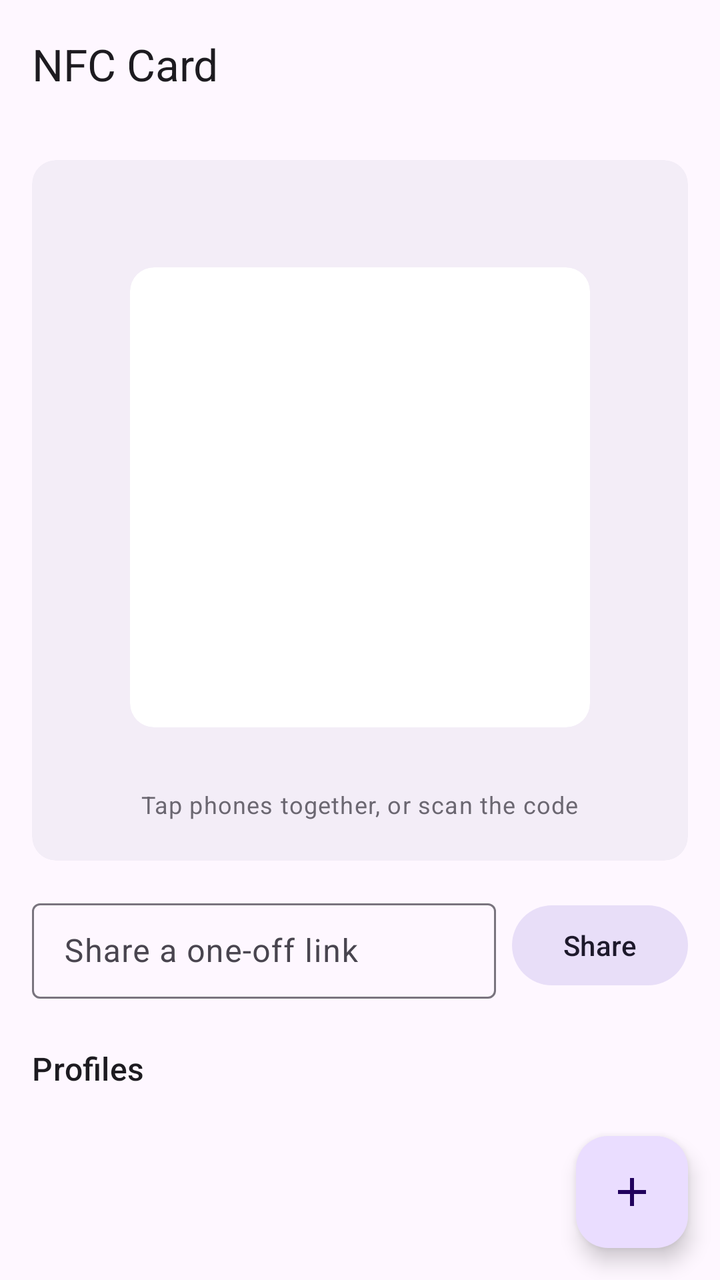
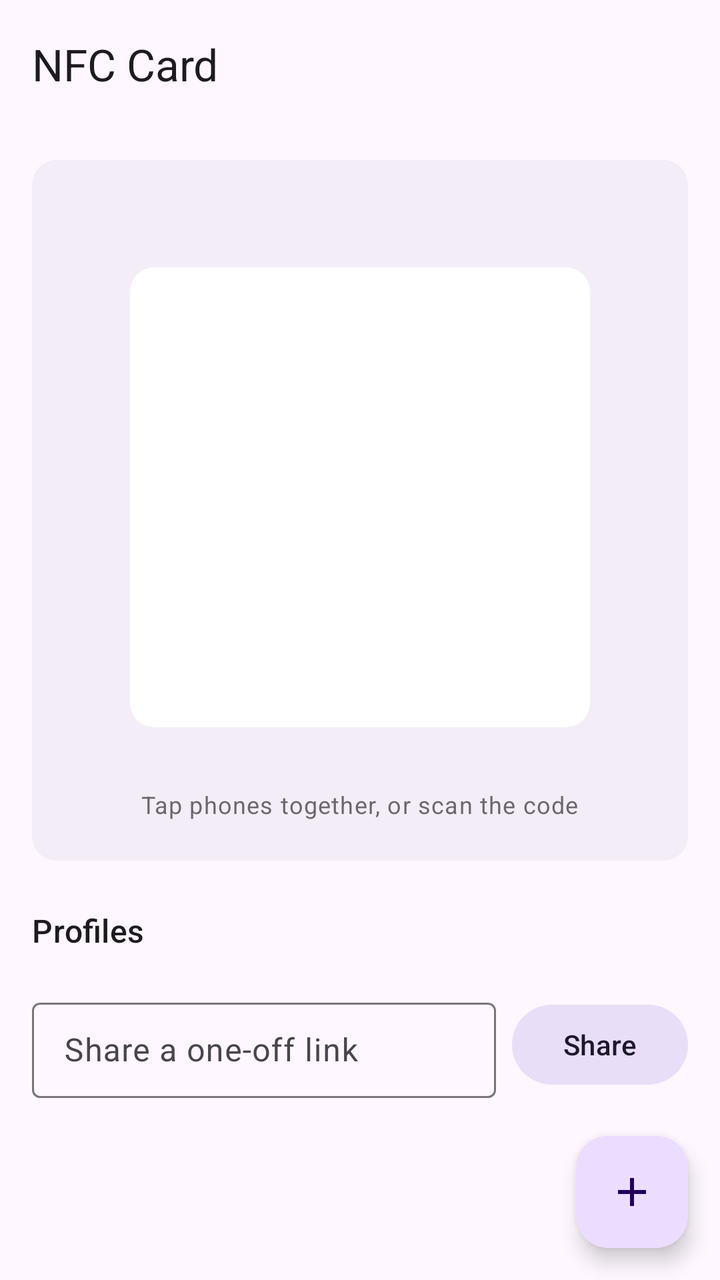

An Android layout rendered at two revisions. The XML below is the earlier revision; the diff shows what the commit changed to produce the second picture.
<!-- AndroidManifest.xml: application theme Theme.NFCCard -->
<!-- res/layout/activity_main.xml -->
<?xml version="1.0" encoding="utf-8"?>
<androidx.coordinatorlayout.widget.CoordinatorLayout xmlns:android="http://schemas.android.com/apk/res/android"
    xmlns:app="http://schemas.android.com/apk/res-auto"
    android:layout_width="match_parent"
    android:layout_height="match_parent">

    <com.google.android.material.appbar.AppBarLayout
        android:layout_width="match_parent"
        android:layout_height="wrap_content">

        <com.google.android.material.appbar.MaterialToolbar
            android:layout_width="match_parent"
            android:layout_height="?attr/actionBarSize"
            app:title="@string/app_name" />
    </com.google.android.material.appbar.AppBarLayout>

    <androidx.core.widget.NestedScrollView
        android:layout_width="match_parent"
        android:layout_height="match_parent"
        android:fillViewport="true"
        app:layout_behavior="@string/appbar_scrolling_view_behavior">

        <LinearLayout
            android:layout_width="match_parent"
            android:layout_height="wrap_content"
            android:orientation="vertical"
            android:paddingHorizontal="16dp"
            android:paddingTop="16dp"
            android:paddingBottom="96dp"
            android:clipToPadding="false">

            <TextView
                android:id="@+id/nfc_warning"
                android:layout_width="match_parent"
                android:layout_height="wrap_content"
                android:layout_marginBottom="12dp"
                android:textColor="?attr/colorError"
                android:textAppearance="?attr/textAppearanceBodyMedium"
                android:visibility="gone" />

            <com.google.android.material.card.MaterialCardView
                android:layout_width="match_parent"
                android:layout_height="wrap_content"
                app:cardElevation="0dp"
                app:strokeWidth="0dp"
                app:cardBackgroundColor="?attr/colorSurfaceContainer">

                <LinearLayout
                    android:layout_width="match_parent"
                    android:layout_height="wrap_content"
                    android:orientation="vertical"
                    android:gravity="center_horizontal"
                    android:padding="20dp">

                    <LinearLayout
                        android:layout_width="wrap_content"
                        android:layout_height="wrap_content"
                        android:orientation="horizontal"
                        android:gravity="center_vertical">

                        <TextView
                            android:id="@+id/active_label"
                            android:layout_width="wrap_content"
                            android:layout_height="wrap_content"
                            android:textAppearance="?attr/textAppearanceTitleMedium" />

                        <ImageButton
                            android:id="@+id/clear_one_off"
                            android:layout_width="32dp"
                            android:layout_height="32dp"
                            android:layout_marginStart="4dp"
                            android:background="?attr/selectableItemBackgroundBorderless"
                            android:contentDescription="@string/clear_one_off"
                            android:src="@drawable/ic_close"
                            app:tint="?attr/colorOnSurfaceVariant"
                            android:visibility="gone" />
                    </LinearLayout>

                    <com.google.android.material.card.MaterialCardView
                        android:layout_width="wrap_content"
                        android:layout_height="wrap_content"
                        android:layout_marginTop="12dp"
                        app:cardBackgroundColor="@android:color/white"
                        app:cardCornerRadius="12dp"
                        app:cardElevation="0dp"
                        app:strokeWidth="0dp"
                        app:contentPadding="10dp">

                        <ImageView
                            android:id="@+id/qr_image"
                            android:layout_width="210dp"
                            android:layout_height="210dp"
                            android:contentDescription="@string/qr_desc" />
                    </com.google.android.material.card.MaterialCardView>

                    <TextView
                        android:id="@+id/current_url"
                        android:layout_width="match_parent"
                        android:layout_height="wrap_content"
                        android:layout_marginTop="10dp"
                        android:gravity="center"
                        android:maxLines="2"
                        android:ellipsize="middle"
                        android:textAppearance="?attr/textAppearanceBodySmall"
                        android:textColor="?attr/colorOnSurfaceVariant" />

                    <TextView
                        android:id="@+id/tap_hint"
                        android:layout_width="wrap_content"
                        android:layout_height="wrap_content"
                        android:layout_marginTop="4dp"
                        android:text="@string/tap_hint"
                        android:textAppearance="?attr/textAppearanceBodySmall"
                        android:textColor="?attr/colorOnSurfaceVariant"
                        android:alpha="0.8" />
                </LinearLayout>
            </com.google.android.material.card.MaterialCardView>

            <LinearLayout
                android:layout_width="match_parent"
                android:layout_height="wrap_content"
                android:layout_marginTop="16dp"
                android:orientation="horizontal"
                android:gravity="center_vertical">

                <com.google.android.material.textfield.TextInputLayout
                    android:id="@+id/one_off_layout"
                    style="@style/Widget.Material3.TextInputLayout.OutlinedBox.Dense"
                    android:layout_width="0dp"
                    android:layout_height="wrap_content"
                    android:layout_weight="1"
                    android:hint="@string/one_off_hint">

                    <com.google.android.material.textfield.TextInputEditText
                        android:id="@+id/one_off_input"
                        android:layout_width="match_parent"
                        android:layout_height="wrap_content"
                        android:imeOptions="actionGo"
                        android:inputType="textUri"
                        android:maxLines="1" />
                </com.google.android.material.textfield.TextInputLayout>

                <com.google.android.material.button.MaterialButton
                    android:id="@+id/one_off_share"
                    style="@style/Widget.Material3.Button.TonalButton"
                    android:layout_width="wrap_content"
                    android:layout_height="wrap_content"
                    android:layout_marginStart="8dp"
                    android:text="@string/share" />
            </LinearLayout>

            <TextView
                android:layout_width="wrap_content"
                android:layout_height="wrap_content"
                android:layout_marginTop="24dp"
                android:layout_marginBottom="4dp"
                android:text="@string/profiles"
                android:textAppearance="?attr/textAppearanceTitleMedium" />

            <TextView
                android:id="@+id/empty_view"
                android:layout_width="match_parent"
                android:layout_height="wrap_content"
                android:layout_marginTop="8dp"
                android:text="@string/empty_profiles"
                android:textAppearance="?attr/textAppearanceBodyMedium"
                android:textColor="?attr/colorOnSurfaceVariant"
                android:visibility="gone" />

            <androidx.recyclerview.widget.RecyclerView
                android:id="@+id/profile_list"
                android:layout_width="match_parent"
                android:layout_height="wrap_content"
                android:nestedScrollingEnabled="false" />
        </LinearLayout>
    </androidx.core.widget.NestedScrollView>

    <com.google.android.material.floatingactionbutton.FloatingActionButton
        android:id="@+id/fab"
        android:layout_width="wrap_content"
        android:layout_height="wrap_content"
        android:layout_gravity="bottom|end"
        android:layout_margin="16dp"
        android:contentDescription="@string/add_profile"
        android:src="@drawable/ic_add" />
</androidx.coordinatorlayout.widget.CoordinatorLayout>
<!-- resources referenced by this layout -->
<resources>
  <!-- drawable ic_add (drawable) -->
  <?xml version="1.0" encoding="utf-8"?>
  <vector xmlns:android="http://schemas.android.com/apk/res/android"
      android:width="24dp"
      android:height="24dp"
      android:viewportWidth="24"
      android:viewportHeight="24">
      <path
          android:fillColor="#FF000000"
          android:pathData="M19,13h-6v6h-2v-6H5v-2h6V5h2v6h6v2z" />
  </vector>
  <!-- drawable ic_close (drawable) -->
  <?xml version="1.0" encoding="utf-8"?>
  <vector xmlns:android="http://schemas.android.com/apk/res/android"
      android:width="24dp"
      android:height="24dp"
      android:viewportWidth="24"
      android:viewportHeight="24">
      <path
          android:fillColor="#FF000000"
          android:pathData="M19,6.41L17.59,5 12,10.59 6.41,5 5,6.41 10.59,12 5,17.59 6.41,19 12,13.41 17.59,19 19,17.59 13.41,12z" />
  </vector>
  <string name="add_profile">Add profile</string>
  <string name="app_name">NFC Card</string>
  <string name="clear_one_off">Stop sharing one-off link</string>
  <string name="empty_profiles">No profiles yet. Tap + to add LinkedIn, WhatsApp, or any link.\nTap a profile to share it; long-press to edit.</string>
  <string name="one_off_hint">Share a one-off link</string>
  <string name="profiles">Profiles</string>
  <string name="qr_desc">QR code of the shared link</string>
  <string name="share">Share</string>
  <string name="tap_hint">Tap phones together, or scan the code</string>
  <style name="Theme.NFCCard" parent="Theme.Material3.DayNight.NoActionBar" />
</resources>

<!-- the commit's change to res/layout/activity_main.xml (unified diff, before → after) -->
@@ -116,6 +116,30 @@
                 </LinearLayout>
             </com.google.android.material.card.MaterialCardView>
 
+            <TextView
+                android:layout_width="wrap_content"
+                android:layout_height="wrap_content"
+                android:layout_marginTop="24dp"
+                android:layout_marginBottom="4dp"
+                android:text="@string/profiles"
+                android:textAppearance="?attr/textAppearanceTitleMedium" />
+
+            <TextView
+                android:id="@+id/empty_view"
+                android:layout_width="match_parent"
+                android:layout_height="wrap_content"
+                android:layout_marginTop="8dp"
+                android:text="@string/empty_profiles"
+                android:textAppearance="?attr/textAppearanceBodyMedium"
+                android:textColor="?attr/colorOnSurfaceVariant"
+                android:visibility="gone" />
+
+            <androidx.recyclerview.widget.RecyclerView
+                android:id="@+id/profile_list"
+                android:layout_width="match_parent"
+                android:layout_height="wrap_content"
+                android:nestedScrollingEnabled="false" />
+
             <LinearLayout
                 android:layout_width="match_parent"
                 android:layout_height="wrap_content"
@@ -148,30 +172,6 @@
                     android:layout_marginStart="8dp"
                     android:text="@string/share" />
             </LinearLayout>
-
-            <TextView
-                android:layout_width="wrap_content"
-                android:layout_height="wrap_content"
-                android:layout_marginTop="24dp"
-                android:layout_marginBottom="4dp"
-                android:text="@string/profiles"
-                android:textAppearance="?attr/textAppearanceTitleMedium" />
-
-            <TextView
-                android:id="@+id/empty_view"
-                android:layout_width="match_parent"
-                android:layout_height="wrap_content"
-                android:layout_marginTop="8dp"
-                android:text="@string/empty_profiles"
-                android:textAppearance="?attr/textAppearanceBodyMedium"
-                android:textColor="?attr/colorOnSurfaceVariant"
-                android:visibility="gone" />
-
-            <androidx.recyclerview.widget.RecyclerView
-                android:id="@+id/profile_list"
-                android:layout_width="match_parent"
-                android:layout_height="wrap_content"
-                android:nestedScrollingEnabled="false" />
         </LinearLayout>
     </androidx.core.widget.NestedScrollView>
 
